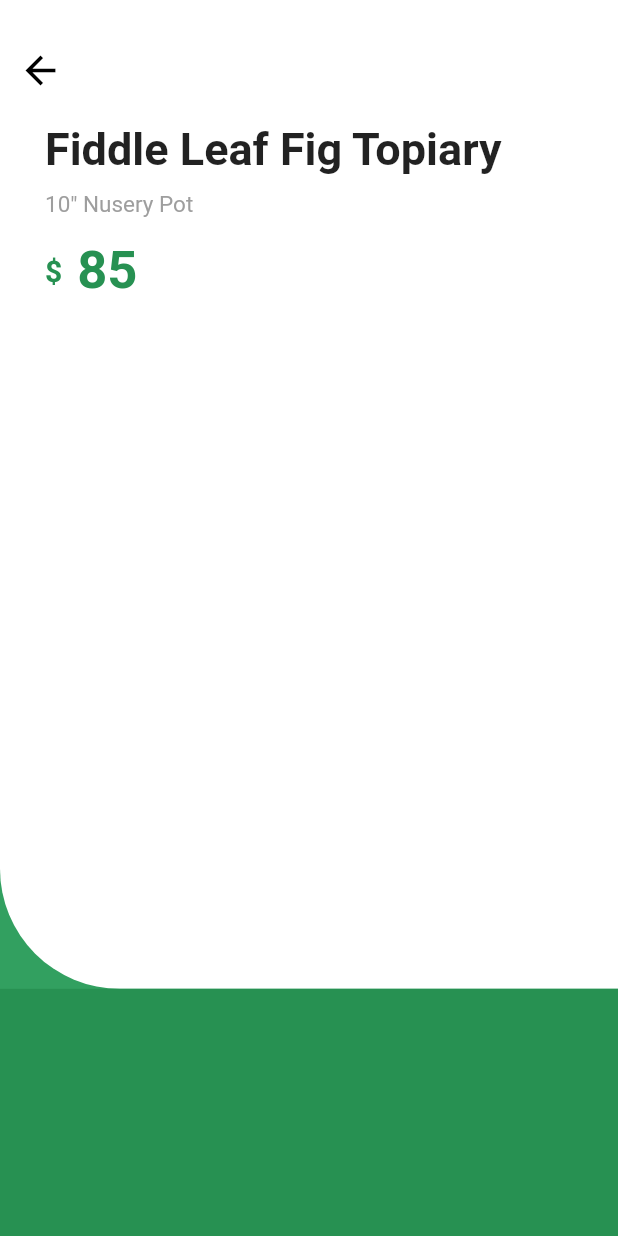
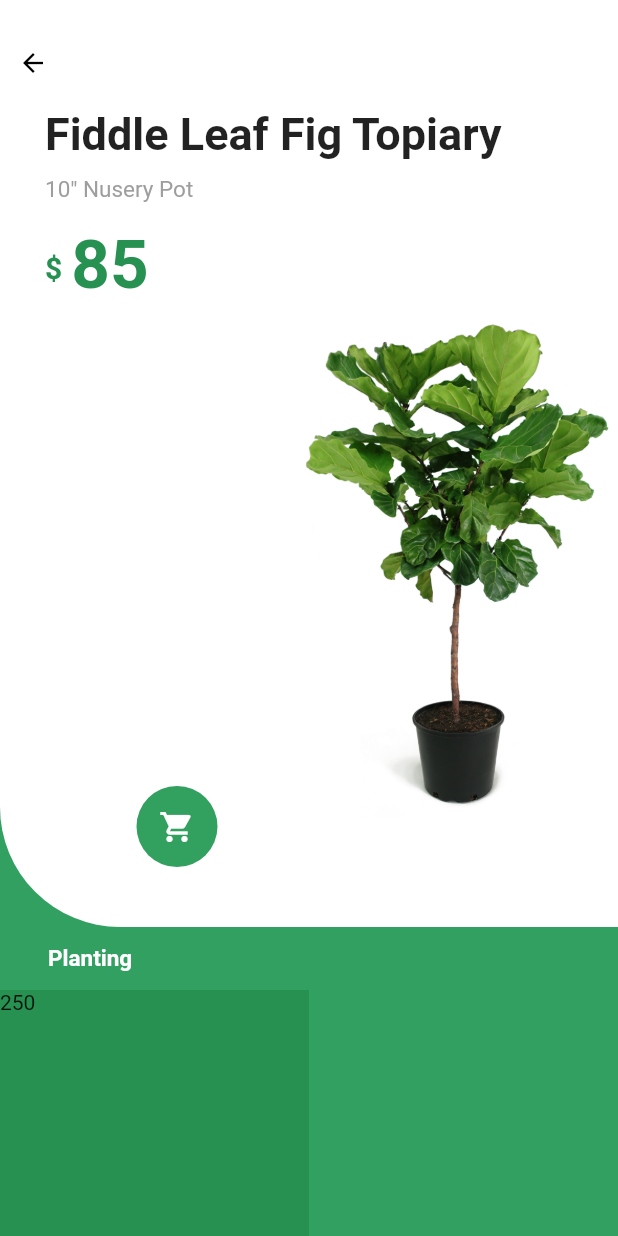
Before and after one commit to John-Dormevil/design_training_flutter, a Flutter app: the screen it shows after launch, on a phone screen of 412 x 824 dp. Run offline on Flutter 3.47's test engine with Material 2 defaults, Android fonts, the phone set to English and light mode, and no system bars.

Commit message:
implement non responsive greenery app

```diff
--- a/lib/pages/greenery_app_design/pageone.dart
+++ b/lib/pages/greenery_app_design/pageone.dart
@@ -1,3 +1,4 @@
+import 'package:design_training/pages/greenery_app_design/example.dart';
 import 'package:flutter/material.dart';
 
 var colorGreen = Color(0xFF32A060);
@@ -8,14 +9,19 @@ class PageOne extends StatelessWidget {
   @override
   Widget build(BuildContext context) {
     return Scaffold(
+      floatingActionButton: null,
       backgroundColor: colorGreen,
-      body: Column(
+      body: Stack(
+        children: <Widget>[
+          Column(
             children: <Widget>[
               Expanded(
-            flex: 4,
+                flex: 3,
                 child: Container(
                   width: double.infinity,
-              child: Column(
+                  child: Stack(
+                    children: <Widget>[
+                      Column(
                         crossAxisAlignment: CrossAxisAlignment.start,
                         children: <Widget>[
                           Padding(
@@ -23,7 +29,7 @@ class PageOne extends StatelessWidget {
                             child: Icon(
                               Icons.arrow_back,
                               color: Colors.black,
-                      size: 30,
+                              size: 20,
                             ),
                           ),
                           Container(
@@ -40,33 +46,70 @@ class PageOne extends StatelessWidget {
                             padding: EdgeInsets.fromLTRB(30, 5, 30, 10),
                             child: Text(
                               "10\" Nusery Pot",
-                      style: TextStyle(fontSize: 15, color: Colors.grey),
+                              style:
+                                  TextStyle(fontSize: 15, color: Colors.grey),
                             ),
                           ),
                           Container(
                             padding: EdgeInsets.fromLTRB(30, 5, 30, 10),
                             child: Row(
                               children: <Widget>[
-                          Text(
+                                Container(
+                                  padding: EdgeInsets.fromLTRB(0, 4.4, 0, 0),
+                                  child: Text(
                                     "\$",
                                     style: TextStyle(
                                       color: colorDarkGreen,
                                       fontSize: 20,
-                                fontWeight: FontWeight.bold),
+                                      fontWeight: FontWeight.bold,
+                                    ),
+                                  ),
                                 ),
                                 SizedBox(
-                            height: 10,
-                            width: 10,
+                                  width: 6,
                                 ),
                                 Text(
                                   "85",
                                   style: TextStyle(
                                       color: colorDarkGreen,
-                                fontSize: 35,
+                                      fontSize: 45,
                                       fontWeight: FontWeight.bold),
                                 ),
                               ],
-                      ))
+                            ),
+                          ),
+                        ],
+                      ),
+                      Positioned(
+                        bottom: 30,
+                        right: 4,
+                        child: Row(
+                          crossAxisAlignment: CrossAxisAlignment.end,
+                          children: <Widget>[
+                            Container(
+                              margin: EdgeInsets.fromLTRB(0, 0, 0, 10),
+                              child: FlatButton(
+                                padding: EdgeInsets.all(15),
+                                onPressed: () {},
+                                child: Icon(Icons.shopping_cart),
+                                shape: CircleBorder(),
+                                color: greenColor,
+                                textColor: Colors.white,
+                              ),
+                            ),
+                            SizedBox(
+                              width: 40,
+                            ),
+                            Container(
+                              height: MediaQuery.of(context).size.height / 2,
+                              width: MediaQuery.of(context).size.width / 2,
+                              child: Image(
+                                image: AssetImage("images/monstera_plant3.png"),
+                              ),
+                            ),
+                          ],
+                        ),
+                      ),
                     ],
                   ),
                   decoration: BoxDecoration(
@@ -79,16 +122,48 @@ class PageOne extends StatelessWidget {
               ),
               Expanded(
                 flex: 1,
-              child: Row(
+                child: Column(
                   children: <Widget>[
-                  Expanded(
-                    flex: 1,
-                    child: Container(
-                      color: colorDarkGreen,
+                    Row(
+                      children: <Widget>[
+                        SizedBox(
+                          height: 42,
+                          width: 32,
+                        ),
+                        Text(
+                          "Planting",
+                          style: TextStyle(
+                            color: Colors.white,
+                            fontWeight: FontWeight.bold,
+                            fontSize: 15,
                           ),
                         ),
                       ],
-              )),
+                    ),
+                    Row(
+                      children: <Widget>[
+                        Expanded(
+                          child: Container(
+                            height: MediaQuery.of(context).size.height,
+                            color: darkGreenColor,
+                            child: Text("250"),
+                          ),
+                        ),
+                        SizedBox(),
+                        Expanded(
+                          child: Container(
+                            width: 100,
+                            color: darkGreenColor,
+                            child: Text("18"),
+                          ),
+                        ),
+                      ],
+                    ),
+                  ],
+                ),
+              ),
+            ],
+          ),
         ],
       ),
     );
--- a/lib/pages/pagesview.dart
+++ b/lib/pages/pagesview.dart
@@ -1,3 +1,4 @@
+import 'package:design_training/pages/greenery_app_design/example.dart';
 import 'package:design_training/pages/greenery_app_design/pageone.dart';
 import 'package:design_training/pages/pagetree.dart';
 import 'package:design_training/pages/pagetwo.dart';
@@ -31,6 +32,7 @@ class MyPageViewState extends State<MyPageView> {
       controller: pageController,
       children: <Widget>[
         PageOne(),
+        ExampleGreenApp(),
         PageTwo(),
         PageTree(),
       ],
```
Also changed, not shown: lib/pages/greenery_app_design/example.dart (added, +355 -0 lines), pubspec.yaml (+5 -9 lines), images/monstera_plant3.png (added). Lines whose indentation alone changed are shown as unchanged.
